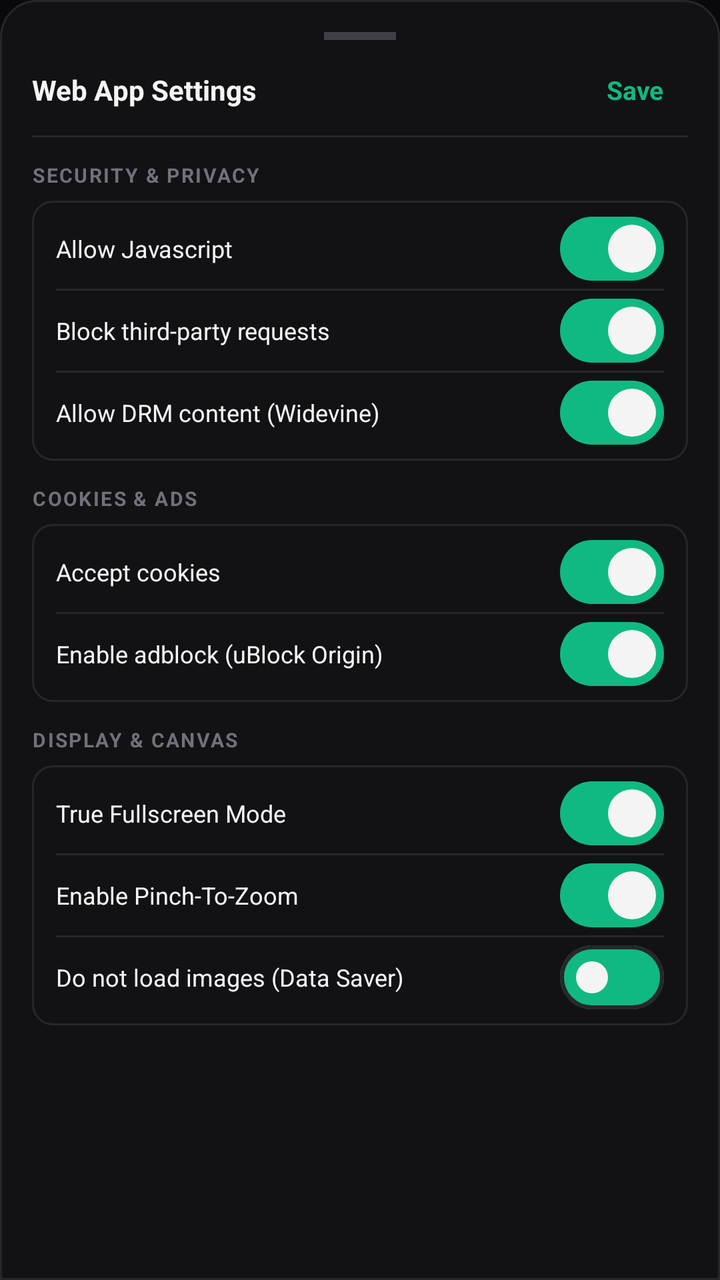
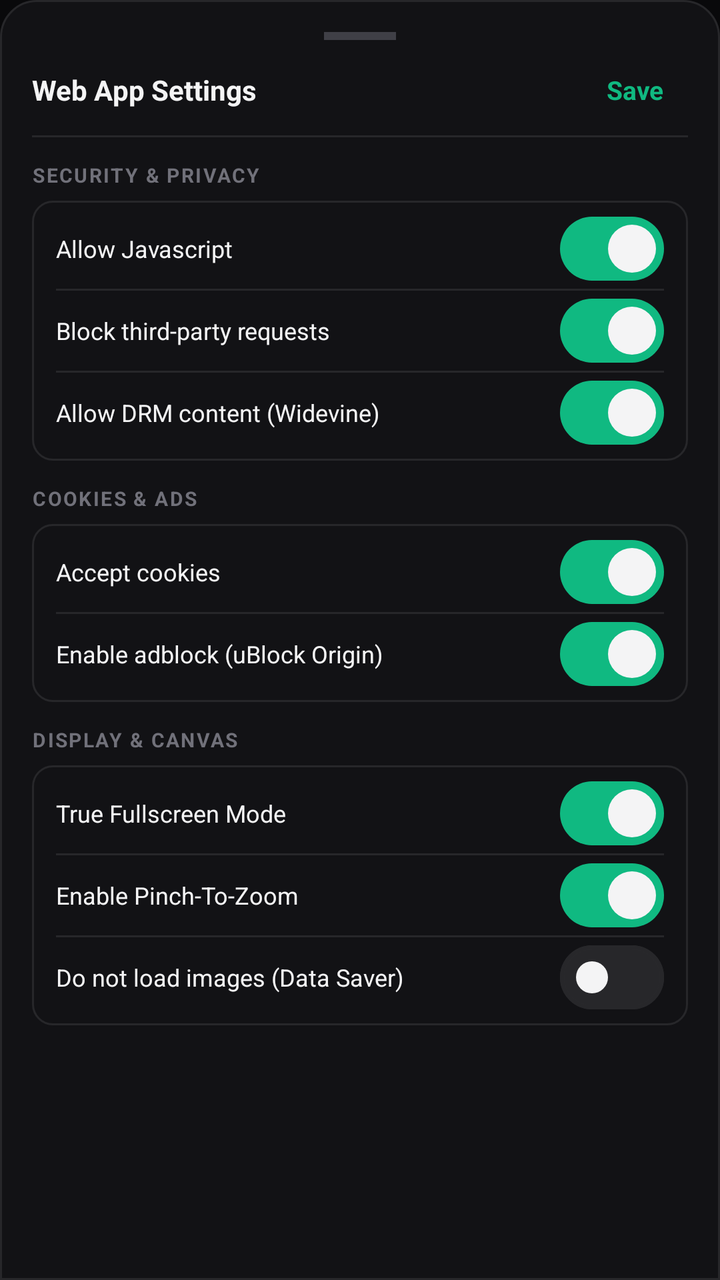

An Android layout rendered at two revisions. The XML below is the earlier revision; the diff shows what the commit changed to produce the second picture.
<!-- AndroidManifest.xml: application theme Theme.Scaffold -->
<!-- res/layout/layout_bottom_sheet_default_app_settings.xml -->
<?xml version="1.0" encoding="utf-8"?>
<LinearLayout xmlns:android="http://schemas.android.com/apk/res/android"
    xmlns:app="http://schemas.android.com/apk/res-auto"
    android:layout_width="match_parent"
    android:layout_height="wrap_content"
    android:orientation="vertical"
    android:background="@drawable/bg_bottom_sheet"
    android:padding="16dp">

    
    <View
        android:layout_width="36dp"
        android:layout_height="4dp"
        android:layout_gravity="center_horizontal"
        android:background="#3F3F46"
        android:layout_marginBottom="12dp" />

    
    <LinearLayout
        android:layout_width="match_parent"
        android:layout_height="wrap_content"
        android:orientation="horizontal"
        android:gravity="center_vertical"
        android:paddingBottom="10dp">

        <TextView
            android:layout_width="0dp"
            android:layout_height="wrap_content"
            android:layout_weight="1"
            android:text="Web App Settings"
            android:textColor="@color/text_primary"
            android:textSize="14sp"
            android:textStyle="bold" />

        <TextView
            android:id="@+id/btn_default_save"
            android:layout_width="wrap_content"
            android:layout_height="wrap_content"
            android:text="Save"
            android:textColor="@color/accent_emerald"
            android:textSize="13sp"
            android:textStyle="bold"
            android:paddingHorizontal="12dp"
            android:paddingVertical="4dp"
            android:clickable="true"
            android:focusable="true" />
    </LinearLayout>

    <View
        android:layout_width="match_parent"
        android:layout_height="1dp"
        android:background="@color/border_primary"
        android:layout_marginBottom="12dp" />

    
    <ScrollView
        android:layout_width="match_parent"
        android:layout_height="wrap_content"
        android:maxHeight="440dp">

        <LinearLayout
            android:layout_width="match_parent"
            android:layout_height="wrap_content"
            android:orientation="vertical">

            
            <TextView
                android:layout_width="wrap_content"
                android:layout_height="wrap_content"
                android:text="SECURITY &amp; PRIVACY"
                android:textColor="@color/text_muted"
                android:textSize="10sp"
                android:textStyle="bold"
                android:letterSpacing="0.08"
                android:layout_marginBottom="6dp" />

            <LinearLayout
                android:layout_width="match_parent"
                android:layout_height="wrap_content"
                android:orientation="vertical"
                android:background="@drawable/bg_card"
                android:paddingHorizontal="12dp"
                android:paddingVertical="4dp"
                android:layout_marginBottom="12dp">

                <LinearLayout
                    android:layout_width="match_parent"
                    android:layout_height="40dp"
                    android:orientation="horizontal"
                    android:gravity="center_vertical">

                    <TextView
                        android:layout_width="0dp"
                        android:layout_height="wrap_content"
                        android:layout_weight="1"
                        android:text="Allow Javascript"
                        android:textColor="@color/text_primary"
                        android:textSize="12sp" />

                    <com.google.android.material.materialswitch.MaterialSwitch
                        android:id="@+id/switch_default_js"
                        android:layout_width="wrap_content"
                        android:layout_height="wrap_content"
                        android:checked="true"
                        app:thumbTint="@color/text_primary"
                        app:trackTint="@color/accent_emerald" />
                </LinearLayout>

                <View
                    android:layout_width="match_parent"
                    android:layout_height="1dp"
                    android:background="@color/border_primary" />

                <LinearLayout
                    android:layout_width="match_parent"
                    android:layout_height="40dp"
                    android:orientation="horizontal"
                    android:gravity="center_vertical">

                    <TextView
                        android:layout_width="0dp"
                        android:layout_height="wrap_content"
                        android:layout_weight="1"
                        android:text="Block third-party requests"
                        android:textColor="@color/text_primary"
                        android:textSize="12sp" />

                    <com.google.android.material.materialswitch.MaterialSwitch
                        android:id="@+id/switch_default_block_third_party"
                        android:layout_width="wrap_content"
                        android:layout_height="wrap_content"
                        android:checked="true"
                        app:thumbTint="@color/text_primary"
                        app:trackTint="@color/accent_emerald" />
                </LinearLayout>

                <View
                    android:layout_width="match_parent"
                    android:layout_height="1dp"
                    android:background="@color/border_primary" />

                <LinearLayout
                    android:layout_width="match_parent"
                    android:layout_height="40dp"
                    android:orientation="horizontal"
                    android:gravity="center_vertical">

                    <TextView
                        android:layout_width="0dp"
                        android:layout_height="wrap_content"
                        android:layout_weight="1"
                        android:text="Allow DRM content (Widevine)"
                        android:textColor="@color/text_primary"
                        android:textSize="12sp" />

                    <com.google.android.material.materialswitch.MaterialSwitch
                        android:id="@+id/switch_default_drm"
                        android:layout_width="wrap_content"
                        android:layout_height="wrap_content"
                        android:checked="true"
                        app:thumbTint="@color/text_primary"
                        app:trackTint="@color/accent_emerald" />
                </LinearLayout>
            </LinearLayout>

            
            <TextView
                android:layout_width="wrap_content"
                android:layout_height="wrap_content"
                android:text="COOKIES &amp; ADS"
                android:textColor="@color/text_muted"
                android:textSize="10sp"
                android:textStyle="bold"
                android:letterSpacing="0.08"
                android:layout_marginBottom="6dp" />

            <LinearLayout
                android:layout_width="match_parent"
                android:layout_height="wrap_content"
                android:orientation="vertical"
                android:background="@drawable/bg_card"
                android:paddingHorizontal="12dp"
                android:paddingVertical="4dp"
                android:layout_marginBottom="12dp">

                <LinearLayout
                    android:layout_width="match_parent"
                    android:layout_height="40dp"
                    android:orientation="horizontal"
                    android:gravity="center_vertical">

                    <TextView
                        android:layout_width="0dp"
                        android:layout_height="wrap_content"
                        android:layout_weight="1"
                        android:text="Accept cookies"
                        android:textColor="@color/text_primary"
                        android:textSize="12sp" />

                    <com.google.android.material.materialswitch.MaterialSwitch
                        android:id="@+id/switch_default_cookies"
                        android:layout_width="wrap_content"
                        android:layout_height="wrap_content"
                        android:checked="true"
                        app:thumbTint="@color/text_primary"
                        app:trackTint="@color/accent_emerald" />
                </LinearLayout>

                <View
                    android:layout_width="match_parent"
                    android:layout_height="1dp"
                    android:background="@color/border_primary" />

                <LinearLayout
                    android:layout_width="match_parent"
                    android:layout_height="40dp"
                    android:orientation="horizontal"
                    android:gravity="center_vertical">

                    <TextView
                        android:layout_width="0dp"
                        android:layout_height="wrap_content"
                        android:layout_weight="1"
                        android:text="Enable adblock (uBlock Origin)"
                        android:textColor="@color/text_primary"
                        android:textSize="12sp" />

                    <com.google.android.material.materialswitch.MaterialSwitch
                        android:id="@+id/switch_default_adblock"
                        android:layout_width="wrap_content"
                        android:layout_height="wrap_content"
                        android:checked="true"
                        app:thumbTint="@color/text_primary"
                        app:trackTint="@color/accent_emerald" />
                </LinearLayout>
            </LinearLayout>

            
            <TextView
                android:layout_width="wrap_content"
                android:layout_height="wrap_content"
                android:text="DISPLAY &amp; CANVAS"
                android:textColor="@color/text_muted"
                android:textSize="10sp"
                android:textStyle="bold"
                android:letterSpacing="0.08"
                android:layout_marginBottom="6dp" />

            <LinearLayout
                android:layout_width="match_parent"
                android:layout_height="wrap_content"
                android:orientation="vertical"
                android:background="@drawable/bg_card"
                android:paddingHorizontal="12dp"
                android:paddingVertical="4dp">

                <LinearLayout
                    android:layout_width="match_parent"
                    android:layout_height="40dp"
                    android:orientation="horizontal"
                    android:gravity="center_vertical">

                    <TextView
                        android:layout_width="0dp"
                        android:layout_height="wrap_content"
                        android:layout_weight="1"
                        android:text="True Fullscreen Mode"
                        android:textColor="@color/text_primary"
                        android:textSize="12sp" />

                    <com.google.android.material.materialswitch.MaterialSwitch
                        android:id="@+id/switch_default_fullscreen"
                        android:layout_width="wrap_content"
                        android:layout_height="wrap_content"
                        android:checked="true"
                        app:thumbTint="@color/text_primary"
                        app:trackTint="@color/accent_emerald" />
                </LinearLayout>

                <View
                    android:layout_width="match_parent"
                    android:layout_height="1dp"
                    android:background="@color/border_primary" />

                <LinearLayout
                    android:layout_width="match_parent"
                    android:layout_height="40dp"
                    android:orientation="horizontal"
                    android:gravity="center_vertical">

                    <TextView
                        android:layout_width="0dp"
                        android:layout_height="wrap_content"
                        android:layout_weight="1"
                        android:text="Enable Pinch-To-Zoom"
                        android:textColor="@color/text_primary"
                        android:textSize="12sp" />

                    <com.google.android.material.materialswitch.MaterialSwitch
                        android:id="@+id/switch_default_zoom"
                        android:layout_width="wrap_content"
                        android:layout_height="wrap_content"
                        android:checked="true"
                        app:thumbTint="@color/text_primary"
                        app:trackTint="@color/accent_emerald" />
                </LinearLayout>

                <View
                    android:layout_width="match_parent"
                    android:layout_height="1dp"
                    android:background="@color/border_primary" />

                <LinearLayout
                    android:layout_width="match_parent"
                    android:layout_height="40dp"
                    android:orientation="horizontal"
                    android:gravity="center_vertical">

                    <TextView
                        android:layout_width="0dp"
                        android:layout_height="wrap_content"
                        android:layout_weight="1"
                        android:text="Do not load images (Data Saver)"
                        android:textColor="@color/text_primary"
                        android:textSize="12sp" />

                    <com.google.android.material.materialswitch.MaterialSwitch
                        android:id="@+id/switch_default_data_saver"
                        android:layout_width="wrap_content"
                        android:layout_height="wrap_content"
                        android:checked="false"
                        app:thumbTint="@color/text_primary"
                        app:trackTint="@color/accent_emerald" />
                </LinearLayout>
            </LinearLayout>

        </LinearLayout>
    </ScrollView>

</LinearLayout>
<!-- resources referenced by this layout -->
<resources>
  <color name="accent_emerald">#10B981</color>
  <color name="border_primary">#27272A</color>
  <color name="text_muted">#71717A</color>
  <color name="text_primary">#F4F4F5</color>
  <!-- drawable bg_bottom_sheet (drawable) -->
  <?xml version="1.0" encoding="utf-8"?>
  <shape xmlns:android="http://schemas.android.com/apk/res/android"
      android:shape="rectangle">
      <solid android:color="@color/bg_surface" />
      <stroke
          android:width="1dp"
          android:color="@color/border_primary" />
      <corners
          android:topLeftRadius="18dp"
          android:topRightRadius="18dp"
          android:bottomLeftRadius="0dp"
          android:bottomRightRadius="0dp" />
  </shape>
  <!-- drawable bg_card (drawable) -->
  <?xml version="1.0" encoding="utf-8"?>
  <shape xmlns:android="http://schemas.android.com/apk/res/android"
      android:shape="rectangle">
      <solid android:color="@color/bg_surface" />
      <stroke
          android:width="1dp"
          android:color="@color/border_primary" />
      <corners android:radius="10dp" />
  </shape>
  <style name="Theme.Scaffold" parent="Theme.Material3.Dark.NoActionBar">
          
          <item name="android:windowBackground">@color/bg_primary</item>
          <item name="android:statusBarColor">@color/bg_primary</item>
          <item name="android:navigationBarColor">@color/bg_primary</item>
          <item name="android:windowLightStatusBar">false</item>
          <item name="android:windowLightNavigationBar">false</item>
  
          
          <item name="colorPrimary">@color/accent_emerald</item>
          <item name="colorOnPrimary">@color/text_on_accent</item>
          <item name="colorSurface">@color/bg_surface</item>
          <item name="colorOnSurface">@color/text_primary</item>
          <item name="colorOutline">@color/border_primary</item>
      </style>
  <color name="bg_surface">#121215</color>
  <color name="bg_primary">#09090B</color>
  <color name="text_on_accent">#000000</color>
</resources>

<!-- the commit's change to res/layout/layout_bottom_sheet_default_app_settings.xml (unified diff, before → after) -->
@@ -103,7 +103,7 @@
                         android:layout_height="wrap_content"
                         android:checked="true"
                         app:thumbTint="@color/text_primary"
-                        app:trackTint="@color/accent_emerald" />
+                        app:trackTint="@color/switch_track" />
                 </LinearLayout>
 
                 <View
@@ -131,7 +131,7 @@
                         android:layout_height="wrap_content"
                         android:checked="true"
                         app:thumbTint="@color/text_primary"
-                        app:trackTint="@color/accent_emerald" />
+                        app:trackTint="@color/switch_track" />
                 </LinearLayout>
 
                 <View
@@ -159,7 +159,7 @@
                         android:layout_height="wrap_content"
                         android:checked="true"
                         app:thumbTint="@color/text_primary"
-                        app:trackTint="@color/accent_emerald" />
+                        app:trackTint="@color/switch_track" />
                 </LinearLayout>
             </LinearLayout>
 
@@ -203,7 +203,7 @@
                         android:layout_height="wrap_content"
                         android:checked="true"
                         app:thumbTint="@color/text_primary"
-                        app:trackTint="@color/accent_emerald" />
+                        app:trackTint="@color/switch_track" />
                 </LinearLayout>
 
                 <View
@@ -231,7 +231,7 @@
                         android:layout_height="wrap_content"
                         android:checked="true"
                         app:thumbTint="@color/text_primary"
-                        app:trackTint="@color/accent_emerald" />
+                        app:trackTint="@color/switch_track" />
                 </LinearLayout>
             </LinearLayout>
 
@@ -274,7 +274,7 @@
                         android:layout_height="wrap_content"
                         android:checked="true"
                         app:thumbTint="@color/text_primary"
-                        app:trackTint="@color/accent_emerald" />
+                        app:trackTint="@color/switch_track" />
                 </LinearLayout>
 
                 <View
@@ -302,7 +302,7 @@
                         android:layout_height="wrap_content"
                         android:checked="true"
                         app:thumbTint="@color/text_primary"
-                        app:trackTint="@color/accent_emerald" />
+                        app:trackTint="@color/switch_track" />
                 </LinearLayout>
 
                 <View
@@ -330,7 +330,7 @@
                         android:layout_height="wrap_content"
                         android:checked="false"
                         app:thumbTint="@color/text_primary"
-                        app:trackTint="@color/accent_emerald" />
+                        app:trackTint="@color/switch_track" />
                 </LinearLayout>
             </LinearLayout>
 
